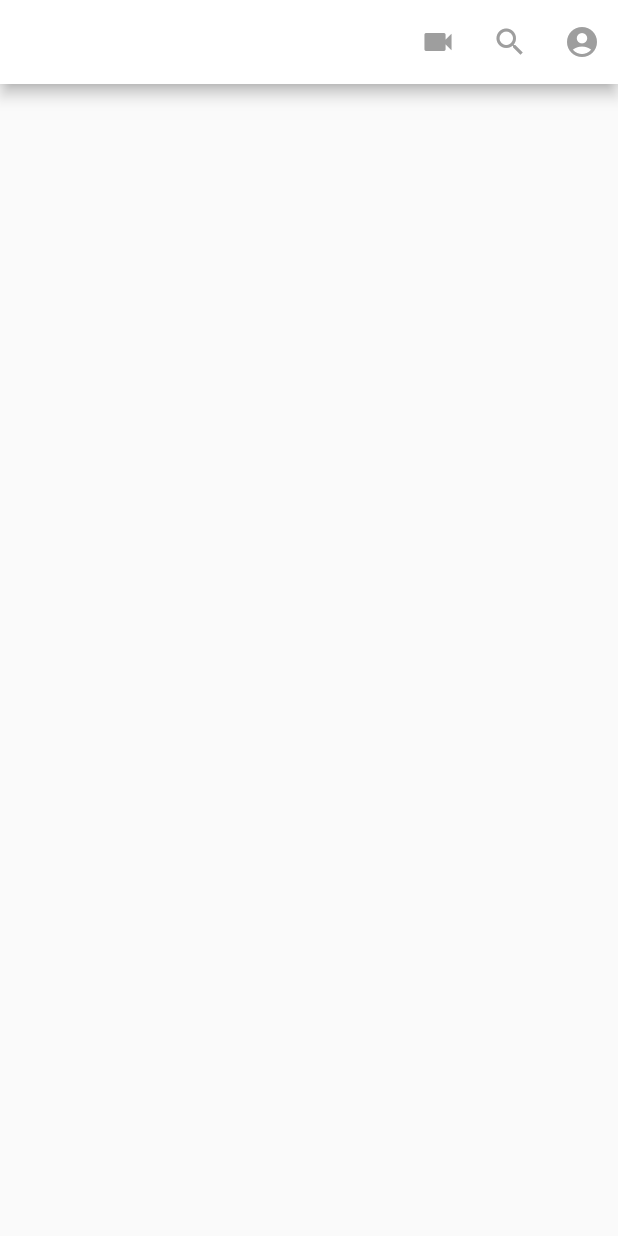
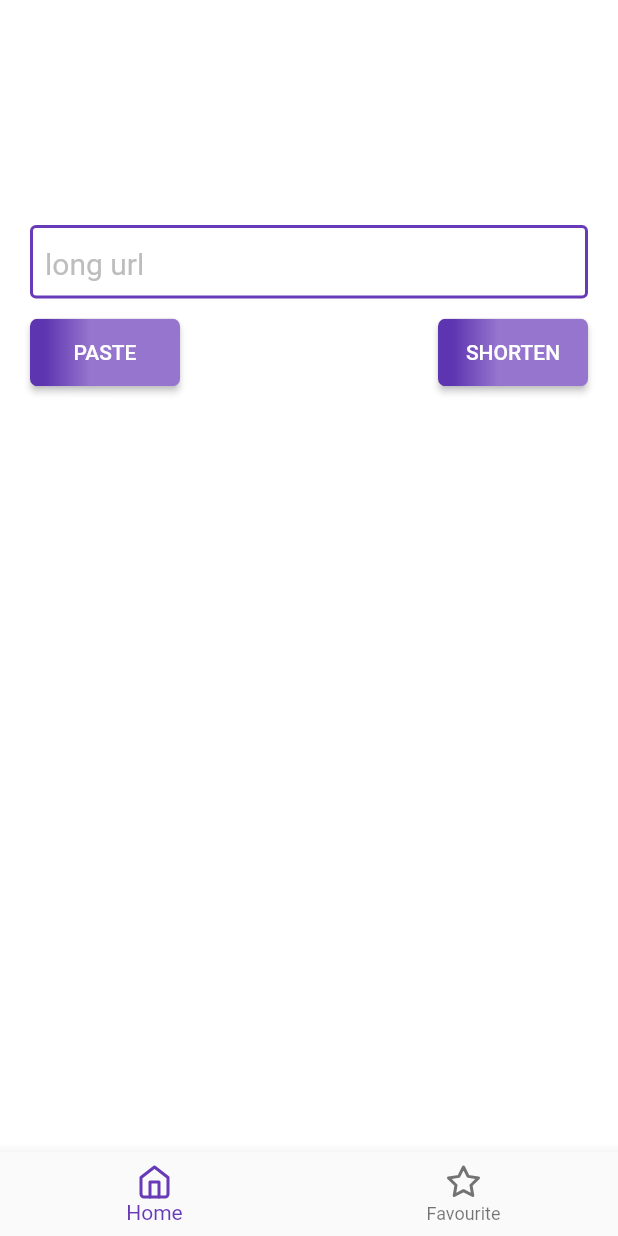
Before and after one commit to samuelezedi/flutter_url_shortener, a Flutter app: the screen it shows after launch, on a phone screen of 412 x 824 dp. Run offline on Flutter 3.47's test engine with Material 2 defaults, Android fonts, the phone set to English and light mode, and no system bars; our stand-ins replace feather_icons_flutter.

Commit message:
added textfields, and paste and shorten button

```diff
--- a/lib/main.dart
+++ b/lib/main.dart
@@ -1,4 +1,5 @@
 import 'package:flutter/material.dart';
+import 'package:uree/screen/favourite.dart';
 import 'package:uree/screen/home.dart';
 
 void main() {
@@ -11,10 +12,12 @@ class MyApp extends StatelessWidget {
   Widget build(BuildContext context) {
     return MaterialApp(
       title: 'Uree',
+      debugShowCheckedModeBanner: false,
+      routes: <String, WidgetBuilder>{
+        '/favourite': (BuildContext context) => Favourites(),
+      },
       theme: ThemeData(
-
         primarySwatch: Colors.deepPurple,
-
         visualDensity: VisualDensity.adaptivePlatformDensity,
       ),
       home: Home(),
--- /dev/null
+++ b/lib/screen/favourite.dart
@@ -0,0 +1,8 @@
+import 'package:flutter/material.dart';
+
+class Favourites extends StatelessWidget {
+  @override
+  Widget build(BuildContext context) {
+    return Container();
+  }
+}
--- a/lib/screen/home.dart
+++ b/lib/screen/home.dart
@@ -1,4 +1,6 @@
+import 'package:feather_icons_flutter/feather_icons_flutter.dart';
 import 'package:flutter/material.dart';
+import 'package:uree/utils/config.dart';
 
 class Home extends StatefulWidget {
   @override
@@ -6,28 +8,141 @@ class Home extends StatefulWidget {
 }
 
 class _HomeState extends State<Home> {
+  int _currentIndex = 0;
+
+  _onTapped(int index) {
+    setState(() {
+      _currentIndex = index;
+    });
+  }
+
   @override
   Widget build(BuildContext context) {
     return Scaffold(
-      appBar: AppBar(
       backgroundColor: Colors.white,
-        iconTheme: IconThemeData(color: Colors.grey),
-        title: Text('UREE',style: TextStyle(fontWeight: FontWeight.bold),),
-        actions: <Widget>[
-          IconButton(
-            icon: Icon(Icons.videocam),
+//      appBar: AppBar(
+//        elevation: 0,
+//        backgroundColor: Colors.white,
+//        iconTheme: IconThemeData(color: Colors.grey),
+//        title: Text('Uree',style: TextStyle(fontFamily: 'Rubik-Bold', fontWeight: FontWeight.bold,color: Colors.deepPurple),),
+//        actions: <Widget>[
+//          IconButton(
+//            icon: Icon(FeatherIcons.moreHorizontal),
+//            onPressed: () {},
+//          ),
+//
+//        ],
+//      ),
+      body: Container(
+        padding: EdgeInsets.symmetric(horizontal: 20),
+        child: Column(
+          children: <Widget>[
+            SizedBox(
+              height: 150,
+            ),
+            TextFormField(
+              style: TextStyle(fontSize: 25),
+              cursorColor: Colors.deepPurple,
+              decoration: InputDecoration(
+                contentPadding: EdgeInsets.all(10),
+                hintText: 'long url',
+                hintStyle: TextStyle(fontSize: 20, color: Colors.grey[400]),
+                enabledBorder: OutlineInputBorder(
+                  borderSide: BorderSide(color: Colors.deepPurple, width: 2),
+                ),
+                focusedBorder: OutlineInputBorder(
+                    borderSide: BorderSide(color: Colors.deepPurple, width: 2)),
+                labelStyle: TextStyle(color: Colors.black),
+                border: OutlineInputBorder(
+                    borderSide: BorderSide(color: Colors.deepPurple, width: 2)),
+              ),
+            ),
+            SizedBox(
+              height: 12,
+            ),
+            Row(
+              mainAxisAlignment: MainAxisAlignment.spaceBetween,
+              children: <Widget>[
+                RaisedButton(
                   onPressed: () {},
+                  shape: RoundedRectangleBorder(
+                      borderRadius: BorderRadius.circular(5.0)),
+                  padding: const EdgeInsets.all(0.0),
+                  child: Ink(
+                    decoration: const BoxDecoration(
+                      gradient: LinearGradient(
+                        begin: Alignment.centerLeft,
+                        end: Alignment.centerRight,
+                        colors: [
+                          Color(0xFF5E35B1),
+                          Color(0xFF9575CD),
+                        ],
+                        stops: [0.1, 0.4],
                       ),
-          IconButton(
-            icon: Icon(Icons.search),
+                      borderRadius: BorderRadius.all(Radius.circular(5.0)),
+                    ),
+                    child: Container(
+//                      constraints: const BoxConstraints(minWidth: 88.0, minHeight: 36.0),// min sizes for Material buttons
+                      alignment: Alignment.center,
+                      padding: EdgeInsets.all(10),
+                      width: 100,
+                      height: 45,
+                      child: Text(
+                        'PASTE',
+                        textAlign: TextAlign.center,
+                        style: TextStyle(color: Colors.white),
+                      ),
+                    ),
+                  ),
+                ),
+                RaisedButton(
                   onPressed: () {},
+                  shape: RoundedRectangleBorder(
+                      borderRadius: BorderRadius.circular(5.0)),
+                  padding: const EdgeInsets.all(0.0),
+                  child: Ink(
+                    decoration: const BoxDecoration(
+                      gradient: LinearGradient(
+                        begin: Alignment.centerLeft,
+                        end: Alignment.centerRight,
+                        colors: [
+                          Color(0xFF5E35B1),
+                          Color(0xFF9575CD),
+                        ],
+                        stops: [0.1, 0.4],
                       ),
-          IconButton(
-            icon: Icon(Icons.account_circle),
-            onPressed: () {},
+                      borderRadius: BorderRadius.all(Radius.circular(5.0)),
+                    ),
+                    child: Container(
+//                      constraints: const BoxConstraints(minWidth: 88.0, minHeight: 36.0),// min sizes for Material buttons
+                      alignment: Alignment.center,
+                      padding: EdgeInsets.all(10),
+                      width: 100,
+                      height: 45,
+                      child: Text(
+                        'SHORTEN',
+                        textAlign: TextAlign.center,
+                        style: TextStyle(color: Colors.white),
+                      ),
+                    ),
+                  ),
+                )
+              ],
             )
           ],
         ),
+      ),
+      bottomNavigationBar: BottomNavigationBar(
+          currentIndex: _currentIndex,
+          type: BottomNavigationBarType.fixed,
+          fixedColor: Colors.deepPurple,
+          onTap: _onTapped,
+          items: [
+            BottomNavigationBarItem(
+                title: Text('Home'), icon: Icon(FeatherIcons.home)),
+            BottomNavigationBarItem(
+                title: Text('Favourite'), icon: Icon(FeatherIcons.star)),
+          ]),
     );
   }
 }
--- a/lib/utils/config.dart
+++ b/lib/utils/config.dart
@@ -3,11 +3,11 @@ import 'package:flutter/material.dart';
 
 class Config {
   LinearGradient appGradient = LinearGradient(
-    begin: Alignment.topCenter,
-    end: Alignment.bottomCenter,
+    begin: Alignment.centerLeft,
+    end: Alignment.centerRight,
     colors: [
-      Color(0xFFEB3349),
-      Color(0xFFF45C43),
+      Color(0xFF5E35B1),
+      Color(0xFF9575CD),
     ],
     stops: [0.1, 0.4],
   );
```
Also changed, not shown: pubspec.yaml (+10 -0 lines), pubspec.lock. Lines whose indentation alone changed are shown as unchanged.
